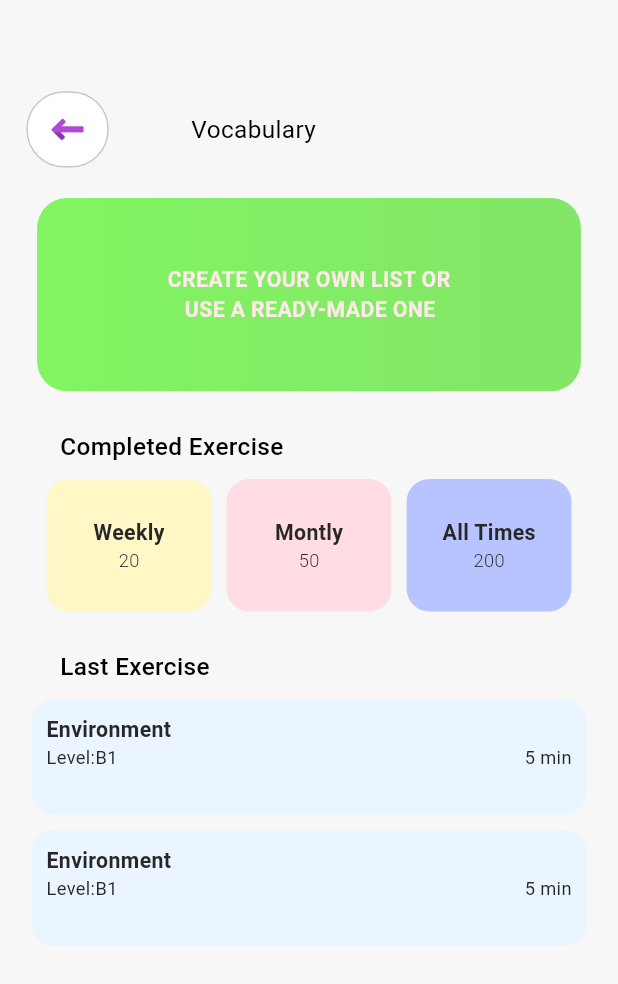
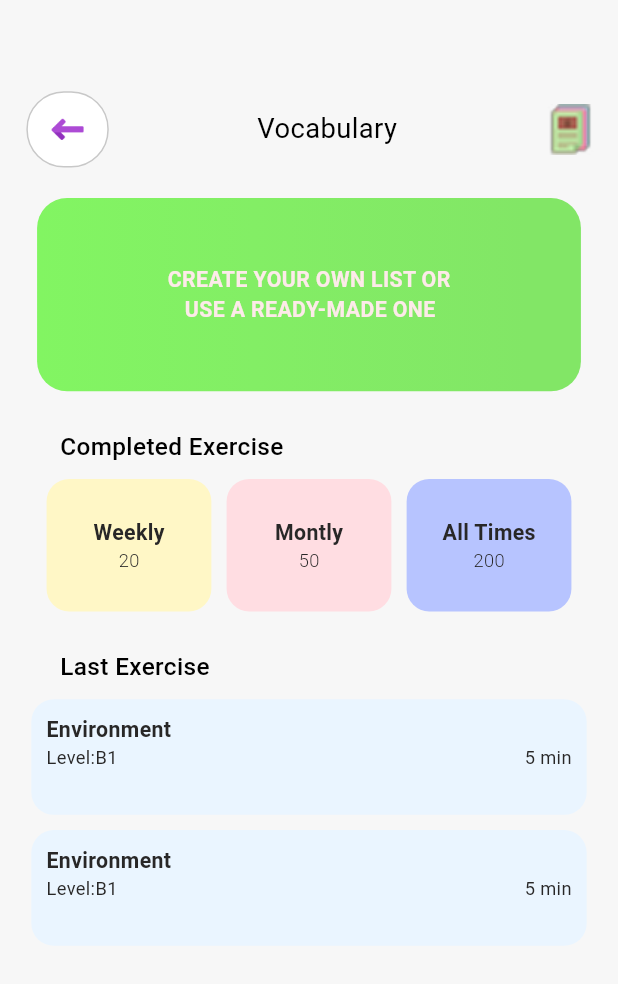
Before and after one commit to bbclubspace/cerebria, a Flutter app: the ModulePage screen opened by its route, after a tap on "Vocabulary", on a phone screen of 412 x 824 dp. Shown: the top 984 px of the screen. Run offline on Flutter 3.47's test engine with Material 3 defaults, Android fonts, the phone set to English and light mode, and no system bars; our stand-ins replace bloc, flutter_bloc, flutter_screenutil, flutter_svg, syncfusion_flutter_calendar.

Commit message:
feat: add page transition and hero tags to pages

```diff
--- /dev/null
+++ b/lib/core/utils/page_transitions.dart
@@ -0,0 +1,30 @@
+import 'package:flutter/material.dart';
+
+PageRouteBuilder pageTransition(Widget page) {
+  return PageRouteBuilder(
+    pageBuilder: (context, animation, secondaryAnimation) => page,
+    transitionsBuilder: (context, animation, secondaryAnimation, child) {
+      const curve = Curves.easeInOut;
+
+      final enterTween = Tween<Offset>(
+        begin: const Offset(1.0, 0.0),
+        end: Offset.zero,
+      ).chain(CurveTween(curve: curve));
+
+      final exitTween = Tween<Offset>(
+        begin: Offset.zero,
+        end: const Offset(-1.0, 0.0),
+      ).chain(CurveTween(curve: curve));
+
+      return SlideTransition(
+        position: animation.drive(enterTween),
+        child: SlideTransition(
+          position: secondaryAnimation.drive(exitTween),
+          child: child,
+        ),
+      );
+    },
+    transitionDuration: const Duration(milliseconds: 400),
+    reverseTransitionDuration: const Duration(milliseconds: 400),
+  );
+}
--- a/lib/core/widgets/page_top_item.dart
+++ b/lib/core/widgets/page_top_item.dart
@@ -6,25 +6,28 @@ import '../themes/app_colors.dart';
 import 'button/app_back_button.dart';
 
 class PageTopItem extends StatelessWidget {
-  const PageTopItem({super.key, required this.colors, required this.pageName});
+  const PageTopItem({super.key, required this.colors, required this.pageName,  this.image});
 
   final AppColors colors;
   final String pageName;
+  final String? image;
   @override
   Widget build(BuildContext context) {
     return Row(
       children: [
          SizedBox(width: 16.w),
         AppBackButton(iconPath: "assets/auth-icon/back.png", colors: colors),
-         SizedBox(width: 50.w),
+         SizedBox(width: 90.w),
         Text(
           pageName,
           style: TextStyle(
-            fontSize: AppFontSizes.s16,
+            fontSize: AppFontSizes.s18,
             fontWeight: FontWeight.w400,
             color: colors.module.titleTextColor,
           ),
         ),
+        SizedBox(width: 90.w),
+       image!=null ? Hero(tag: image!, child: Image.asset(image!)) : SizedBox(),
       ],
     );
   }
--- a/lib/features/home/presentation/widgets/top_widget.dart
+++ b/lib/features/home/presentation/widgets/top_widget.dart
@@ -36,7 +36,7 @@ class TopWidget extends StatelessWidget {
         Text(
           "Cerebria",
           style: TextStyle(
-            fontSize: AppFontSizes.s12,
+            fontSize: AppFontSizes.s18,
             fontWeight: FontWeight.bold,
             color: colors.home.appNameTextColor,
           ),
--- a/lib/features/module/presentation/pages/exam/exam_page.dart
+++ b/lib/features/module/presentation/pages/exam/exam_page.dart
@@ -19,7 +19,7 @@ class ExamPage extends StatelessWidget {
       body: Column(
         children: [
           SizedBox(height: 60.h),
-          PageTopItem(colors: colors, pageName: "Exam"),
+          PageTopItem(colors: colors, pageName: "Exam",image: "assets/content-icon/exam.png",),
           SizedBox(height: 20.h),
           CreateAiContentContainer(
             // text içeriğini parametre olarak vermeyi deneyebilirsin diğer sayfalarda uğraşmamak için
--- a/lib/features/module/presentation/pages/grammer/grammer_page.dart
+++ b/lib/features/module/presentation/pages/grammer/grammer_page.dart
@@ -19,7 +19,7 @@ class GrammerPage extends StatelessWidget {
       body: Column(
         children: [
            SizedBox(height: 60.h),
-          PageTopItem(colors: colors, pageName: "Grammer"),
+          PageTopItem(colors: colors, pageName: "Grammer",image: "assets/content-icon/idea.png"),
            SizedBox(height: 20.h),
           CreateAiContentContainer(
             // text içeriğini parametre olarak vermeyi deneyebilirsin diğer sayfalarda uğraşmamak için
--- a/lib/features/module/presentation/pages/listening/listening_page.dart
+++ b/lib/features/module/presentation/pages/listening/listening_page.dart
@@ -19,7 +19,7 @@ class ListeningPage extends StatelessWidget {
       body: Column(
         children: [
           SizedBox(height: 60.h),
-          PageTopItem(colors: colors, pageName: "Listening"),
+          PageTopItem(colors: colors, pageName: "Listening",image: "assets/content-icon/listening.png",),
           SizedBox(height: 20.h),
           CreateAiContentContainer(
             // text içeriğini parametre olarak vermeyi deneyebilirsin diğer sayfalarda uğraşmamak için
--- a/lib/features/module/presentation/pages/module_page.dart
+++ b/lib/features/module/presentation/pages/module_page.dart
@@ -21,7 +21,7 @@ class ModulePage extends StatelessWidget {
         children: [
           SizedBox(height: 70.h),
           // back button and page name
-          PageTopItem(colors: colors, pageName: "Module"),
+          PageTopItem(colors: colors, pageName: "Module",),
           SizedBox(height: 16.h),
           // module grid
           Expanded(
@@ -52,12 +52,15 @@ class ModulePage extends StatelessWidget {
                         crossAxisAlignment: CrossAxisAlignment.start,
                         children: [
                           SizedBox(height: 20.h),
-                          Image.asset(
-                            item.iconPath,
-                            width: 35.w,
-                            height: 35.h,
-                            fit: BoxFit.contain,
-                            alignment: Alignment.topLeft,
+                          Hero(
+                            tag: "${item.iconPath}",
+                            child: Image.asset(
+                              item.iconPath,
+                              width: 35.w,
+                              height: 35.h,
+                              fit: BoxFit.contain,
+                              alignment: Alignment.topLeft,
+                            ),
                           ),
                           SizedBox(height: 8.h),
                           Text(
--- a/lib/features/module/presentation/pages/reading/reading_page.dart
+++ b/lib/features/module/presentation/pages/reading/reading_page.dart
@@ -19,7 +19,7 @@ class ReadingPage extends StatelessWidget {
       body: Column(
         children: [
            SizedBox(height: 60.h),
-          PageTopItem(colors: colors, pageName: "Reading"),
+          PageTopItem(colors: colors, pageName: "Reading",image: "assets/content-icon/read.png",),
 
            SizedBox(height: 20.h),
           CreateAiContentContainer(
--- a/lib/features/module/presentation/pages/speaking/speaking_page.dart
+++ b/lib/features/module/presentation/pages/speaking/speaking_page.dart
@@ -19,7 +19,7 @@ class SpeakingPage extends StatelessWidget {
       body: Column(
         children: [
            SizedBox(height: 60.h),
-          PageTopItem(colors: colors, pageName: "Speaking"),
+          PageTopItem(colors: colors, pageName: "Speaking",image: "assets/content-icon/talking.png",),
            SizedBox(height: 20.h),
           CreateAiContentContainer(
             // text içeriğini parametre olarak vermeyi deneyebilirsin diğer sayfalarda uğraşmamak için
--- a/lib/features/module/presentation/pages/vocabulary/vocabulary_page.dart
+++ b/lib/features/module/presentation/pages/vocabulary/vocabulary_page.dart
@@ -19,10 +19,9 @@ class VocabularyPage extends StatelessWidget {
       body: Column(
         children: [
           SizedBox(height: 60.h),
-          PageTopItem(colors: colors, pageName: "Vocabulary"),
+          PageTopItem(colors: colors, pageName: "Vocabulary",image: "assets/content-icon/vocabulary.png",),
           SizedBox(height: 20.h),
           CreateAiContentContainer(
-            // <--- Burası
             color1: colors.vocabulary.createContainerBgColor1,
             color2: colors.vocabulary.createContainerBgColor2,
             color3: colors.vocabulary.createContainerBgColor3,
--- a/lib/main.dart
+++ b/lib/main.dart
@@ -1,3 +1,4 @@
+import 'package:cerebria/core/utils/page_transitions.dart';
 import 'package:cerebria/features/home/presentation/pages/main_page.dart';
 import 'package:cerebria/features/module/logic/flashcard/flash_card_cubit.dart';
 import 'package:cerebria/features/module/logic/listening/listening_cubit.dart';
@@ -56,31 +57,18 @@ class MainApp extends StatelessWidget {
 
   @override
   Widget build(BuildContext context) {
-    return MaterialApp(
-      scrollBehavior: ScrollConfiguration.of(
-        context,
-      ).copyWith(scrollbars: false),
-      // uygulama çalışında debug diye bir flag oluyor ekranda onu kapadım
-      debugShowCheckedModeBanner: false,
-      // başlangıç olarak logini belirledim routes sınıfı üzerinden
-      initialRoute: Routes.login,
-      // uygulama içindeki tüm routelar burada belirtilecek ve yönetilecek
-      routes: {
-        // drawer ile homepage kontrolü için mainpage de birleştirdim
+    final routes = <String, WidgetBuilder>{
       Routes.home: (context) => const MainPage(),
       Routes.login: (context) => const LoginPage(),
       Routes.sing_up: (context) => const SignUpPage(),
-
       Routes.module_page: (context) => const ModulePage(),
       Routes.reading_page: (context) => const ReadingPage(),
-        // Vocabulary Page
       Routes.vocabulary_page: (context) => const VocabularyPage(),
       Routes.vocabulary_list_page: (context) => const VocabularyListPage(),
       Routes.vocabulary_flash_exercise: (context) => const FlashTest(),
       Routes.vocabulary_quiz_exercise: (context) => const QuizExercise(),
       Routes.vocabulary_writing_page: (context) => const WritingPage(),
-        Routes.vocabulary_listening_page: (context) =>
-            const ExerciseListeningPage(),
+      Routes.vocabulary_listening_page: (context) => const ExerciseListeningPage(),
       Routes.listening_page: (context) => const ListeningPage(),
       Routes.grammer_page: (context) => const GrammerPage(),
       Routes.speaking_page: (context) => const SpeakingPage(),
@@ -88,6 +76,21 @@ class MainApp extends StatelessWidget {
       Routes.ranking_page: (context) => const RankingPage(),
       Routes.report_page: (context) => const ReportPage(),
       Routes.profile: (context) => const ProfilePage(),
+    };
+
+    return MaterialApp(
+      debugShowCheckedModeBanner: false,
+      initialRoute: Routes.login,
+      onGenerateRoute: (settings) {
+        final builder = routes[settings.name];
+        if (builder != null) {
+          return pageTransition(builder(context));
+        }
+        return MaterialPageRoute(
+          builder: (_) => const Scaffold(
+            body: Center(child: Text("Page not found")),
+          ),
+        );
       },
     );
   }
```
Also changed, not shown: lib/features/module/module_page.dart (deleted, +0 -83 lines), lib/features/module/presentation/pages/speaking/pages/speaking_page.dart (deleted, +0 -86 lines). Lines whose indentation alone changed are shown as unchanged.
